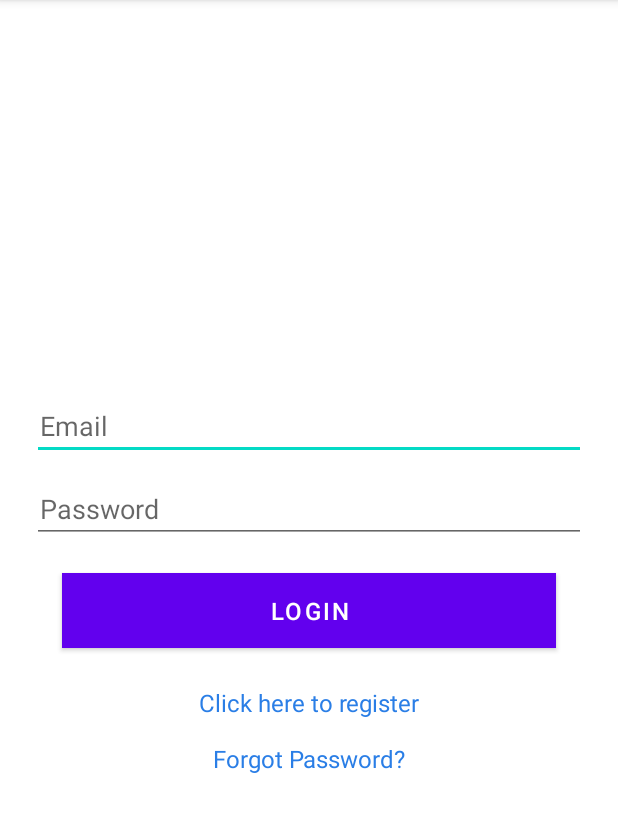
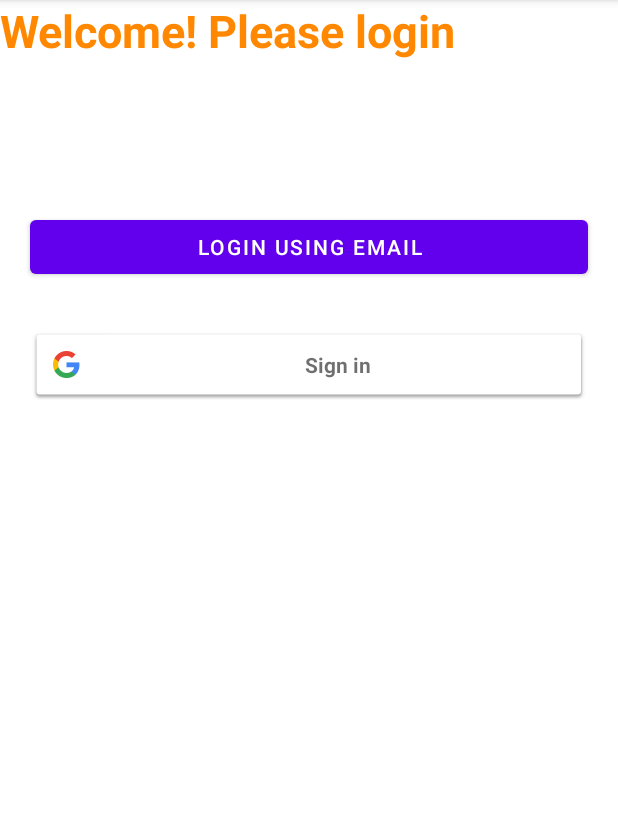
Before and after one commit to KashishBansal1/SocialMediaIntegrationApp, an Android app: the screen it shows after launch (LoginActivity before the commit, MainActivity after it), on a phone screen of 412 x 824 dp, the part 84-916 px from its top. Run offline under Robolectric (Android 15) with nearby library versions, the phone set to English and light mode, and no system bars.

Commit message:
Added the login feature through google

```diff
--- a/app/build.gradle
+++ b/app/build.gradle
@@ -36,6 +36,7 @@ dependencies {
     implementation 'androidx.cardview:cardview:1.0.0'
     implementation 'com.google.firebase:firebase-database:19.5.1'
     implementation 'com.google.firebase:firebase-auth:20.0.0'
+    implementation 'com.google.firebase:firebase-core:16.0.3'
     implementation 'com.google.android.gms:play-services-auth:16.0.1'
     testImplementation 'junit:junit:4.+'
     androidTestImplementation 'androidx.test.ext:junit:1.1.2'
--- a/app/src/main/java/ca/bcit/socialmediaintegrationapp/MainActivity.java
+++ b/app/src/main/java/ca/bcit/socialmediaintegrationapp/MainActivity.java
@@ -1,14 +1,37 @@
 package ca.bcit.socialmediaintegrationapp;
 
 import androidx.appcompat.app.AppCompatActivity;
+
 import com.androidcoding.abhi.simple_login.R;
+import com.google.android.gms.common.SignInButton;
+
+import android.content.Intent;
 import android.os.Bundle;
+import android.widget.Button;
 
 public class MainActivity extends AppCompatActivity {
+
+    Button login;
+    private SignInButton signInButton;
 
     @Override
     protected void onCreate(Bundle savedInstanceState) {
         super.onCreate(savedInstanceState);
         setContentView(R.layout.activity_main);
+
+        login = (Button) findViewById(R.id.Login_email);
+        signInButton = findViewById(R.id.sign_in_button);
+
+        login.setOnClickListener((v -> {
+            // redirect to LoginActivity
+            Intent intent = new Intent(getApplicationContext(), LoginActivity.class);
+            startActivity(intent);
+        }));
+
+        signInButton.setOnClickListener((v -> {
+            // redirect to GoogleSigninActivity
+            Intent intent = new Intent(getApplicationContext(), GoogleSigninActivity.class);
+            startActivity(intent);
+        }));
     }
 }
--- a/app/src/main/java/ca/bcit/socialmediaintegrationapp/Profile.java
+++ b/app/src/main/java/ca/bcit/socialmediaintegrationapp/Profile.java
@@ -104,7 +104,7 @@ public class Profile extends Activity {
                     public void onClick(DialogInterface dialog, int id) {
                         mAuth.signOut();
                         Intent i = new Intent(getApplicationContext(),
-                                LoginActivity.class);
+                                MainActivity.class);
                         startActivity(i);
                     }
                 });
--- a/app/src/main/res/layout/activity_home_screen.xml
+++ b/app/src/main/res/layout/activity_home_screen.xml
@@ -32,7 +32,6 @@
         android:text="@string/enterProfile"
         android:layout_marginTop="80dp"
         android:layout_gravity="center"
-        android:background="@drawable/bg_btn"
         android:gravity="center"
         android:textColor="@android:color/holo_blue_dark"/>
 
--- a/app/src/main/res/layout/activity_login.xml
+++ b/app/src/main/res/layout/activity_login.xml
@@ -72,16 +72,10 @@
                 android:textColor="@color/colorPrimary"
                 android:textSize="16sp" />
 
+
         </LinearLayout>
+
 
     </RelativeLayout>
 
-    <ImageView
-        android:id="@+id/profile"
-        android:layout_width="100dp"
-        android:layout_height="100dp"
-        android:layout_centerHorizontal="true"
-        android:layout_marginTop="-50dp"
-        android:padding="15dp" />
-
 </RelativeLayout>
--- a/app/src/main/res/layout/activity_main.xml
+++ b/app/src/main/res/layout/activity_main.xml
@@ -1,18 +1,45 @@
 <?xml version="1.0" encoding="utf-8"?>
-<androidx.constraintlayout.widget.ConstraintLayout xmlns:android="http://schemas.android.com/apk/res/android"
+<RelativeLayout xmlns:android="http://schemas.android.com/apk/res/android"
     xmlns:app="http://schemas.android.com/apk/res-auto"
     xmlns:tools="http://schemas.android.com/tools"
     android:layout_width="match_parent"
     android:layout_height="match_parent"
-    tools:context=".MainActivity">
+    tools:context="ca.bcit.socialmediaintegrationapp.MainActivity">
 
     <TextView
         android:layout_width="wrap_content"
         android:layout_height="wrap_content"
-        android:text="Hello World!"
+        android:id="@+id/welcome_message"
+        android:text="Welcome! Please login"
+        android:textSize="30dp"
+        android:textColor="@color/colorAccent"
+        android:textStyle="bold"
         app:layout_constraintBottom_toBottomOf="parent"
         app:layout_constraintLeft_toLeftOf="parent"
         app:layout_constraintRight_toRightOf="parent"
         app:layout_constraintTop_toTopOf="parent" />
 
-</androidx.constraintlayout.widget.ConstraintLayout>
+    <Button
+        android:layout_width="match_parent"
+        android:layout_height="wrap_content"
+        android:id="@+id/Login_email"
+        android:layout_below="@+id/welcome_message"
+        android:layout_marginLeft="20dp"
+        android:layout_marginRight="20dp"
+        android:layout_marginTop="100dp"
+        android:text="Login using email"
+        android:layout_marginBottom="20dp"/>
+
+    <com.google.android.gms.common.SignInButton
+        android:layout_width="match_parent"
+        android:layout_height="wrap_content"
+        android:id="@+id/sign_in_button"
+        android:layout_below="@+id/Login_email"
+        android:layout_marginLeft="20dp"
+        android:layout_marginRight="20dp"
+        android:layout_marginTop="10dp"
+        android:layout_marginBottom="20dp">
+
+    </com.google.android.gms.common.SignInButton>
+
+</RelativeLayout>
--- /dev/null
+++ b/app/src/main/res/layout/activity_sign_in.xml
@@ -0,0 +1,6 @@
+<?xml version="1.0" encoding="utf-8"?>
+<androidx.constraintlayout.widget.ConstraintLayout xmlns:android="http://schemas.android.com/apk/res/android"
+    android:layout_width="match_parent"
+    android:layout_height="match_parent">
+
+</androidx.constraintlayout.widget.ConstraintLayout>
--- a/app/src/main/res/values/strings.xml
+++ b/app/src/main/res/values/strings.xml
@@ -18,5 +18,5 @@
     <string name="password_error">Please enter a password</string>
     <string name="error_invalid_password">Please enter a minimum password of 6 characters</string>
     <string name="forgotPassword">Forgot Password?</string>
-
+    <string name="web_client_id">775165624928-e329qabefm3qusa8q2thrsa1avinbp5r.apps.googleusercontent.com</string>
 </resources>
--- a/build.gradle
+++ b/build.gradle
@@ -7,7 +7,7 @@ buildscript {
     dependencies {
         classpath "com.android.tools.build:gradle:4.1.1"
         classpath 'com.google.gms:google-services:4.3.4'
-
+        classpath 'com.google.gms:google-services:4.0.1'
         // NOTE: Do not place your application dependencies here; they belong
         // in the individual module build.gradle files
     }
```
Also changed, not shown: app/src/main/AndroidManifest.xml (+8 -0 lines), app/src/main/java/ca/bcit/socialmediaintegrationapp/GoogleProfile.java (added, +106 -0 lines), app/src/main/java/ca/bcit/socialmediaintegrationapp/GoogleSigninActivity.java (added, +150 -0 lines), app/src/main/res/drawable-v24/bg_btn.xml (deleted, +0 -8 lines), app/src/main/res/layout/activity_google_profile.xml (added, +53 -0 lines).
